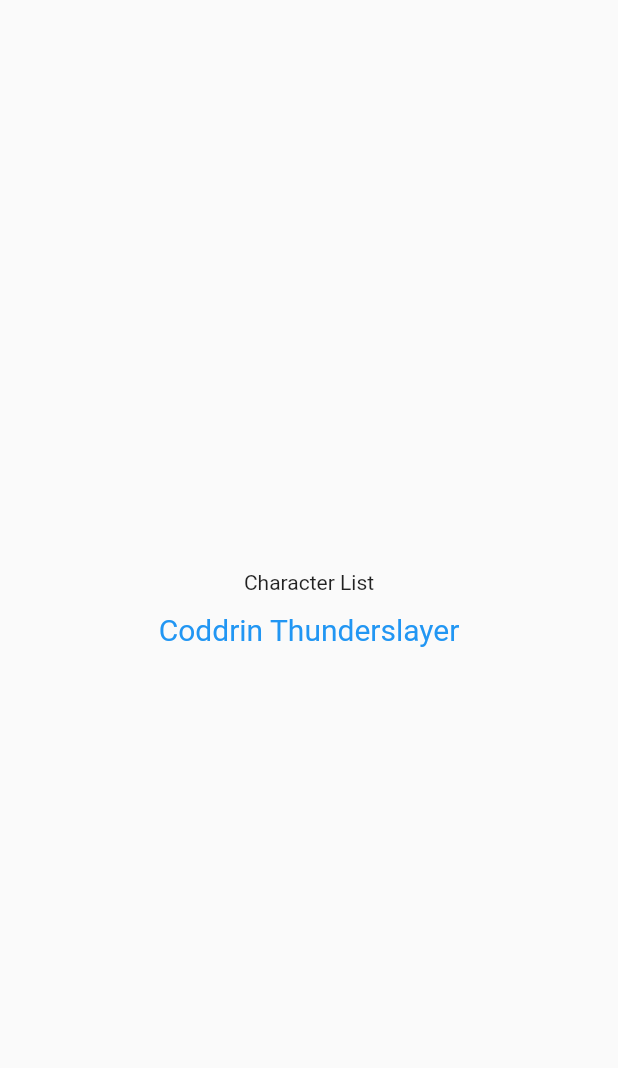
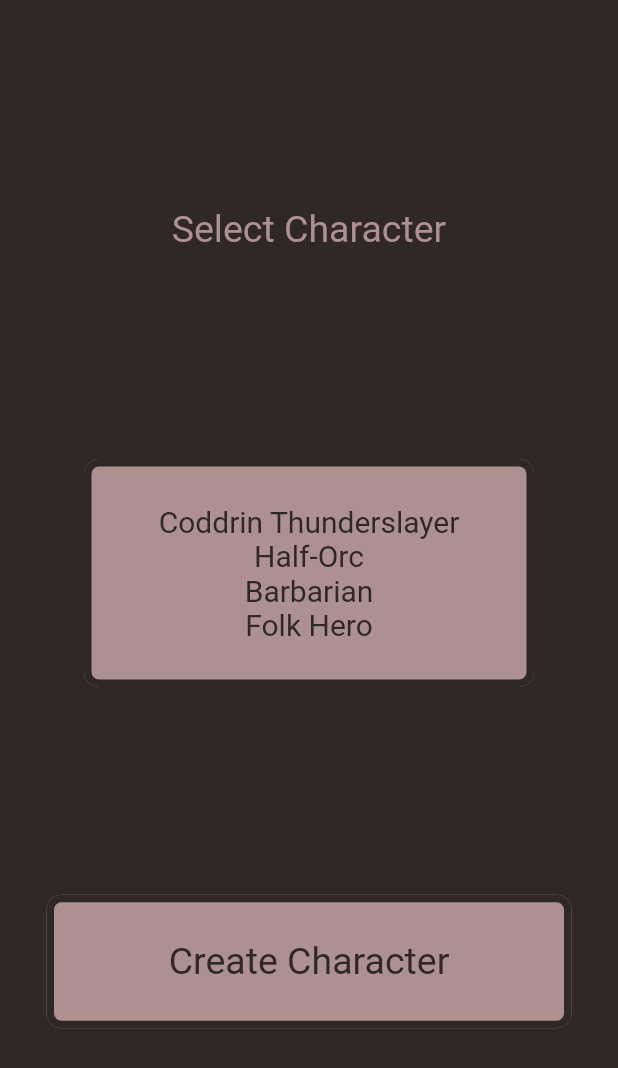
Before and after one commit to EvanMarnik/dnd_character_sheet_app, a Flutter app: the screen it shows after launch, on a phone screen of 412 x 824 dp. Shown: the top 1068 px of the screen. Run offline on Flutter 3.47's test engine with Material 2 defaults, Android fonts, the phone set to English and light mode, and no system bars; Roboto replaces fonts that are missing (Lancelot).

Commit message:
Add more navigation and some styling

```diff
--- a/lib/main.dart
+++ b/lib/main.dart
@@ -13,11 +13,33 @@ class MyApp extends StatelessWidget {
   @override
   Widget build(BuildContext context) {
     return MaterialApp(
-        home: Scaffold(
-            body: CharacterListView(),
+      home: Scaffold(
+          body: CharacterListView(),
+      ),
+      onGenerateRoute: LocalRouter.Router.generateRoute,
+      initialRoute: listRoute,
+      theme: ThemeData(
+      scaffoldBackgroundColor: const Color(0xFF302727),
+
+        textTheme: const TextTheme(
+          bodyMedium: TextStyle(
+            color: Color(0xFF302727),
+            fontSize: 25,
+            fontFamily: 'Lancelot'
+          )
         ),
-        onGenerateRoute: LocalRouter.Router.generateRoute,
-        initialRoute: listRoute,
+        filledButtonTheme: FilledButtonThemeData(
+          style: FilledButton.styleFrom(
+            backgroundColor: const Color(0xFFAD9090),
+            foregroundColor: const Color(0xFF302727),
+            padding: const EdgeInsets.fromLTRB(30, 30, 30, 30),
+            shape: RoundedRectangleBorder(
+              borderRadius: BorderRadius.circular(10.0),
+            ),
+            side: const BorderSide(width: 5.0, color: Color(0xFF302727)),
+          ),
+        ),
+      ),
     );
 
   }
--- a/lib/view/character_creator_view.dart
+++ b/lib/view/character_creator_view.dart
@@ -4,6 +4,25 @@ class CharacterCreatorView extends StatelessWidget {
   @override
   Widget build(BuildContext context) {
     // TODO: implement build
-    throw UnimplementedError();
+    return Scaffold(
+        appBar: AppBar(
+          backgroundColor: const Color(0xFF0099a9),
+          title: const Text('Character Creator'),
+        ),
+        body: const Center(
+          child: Column(
+              mainAxisAlignment: MainAxisAlignment.center,
+              crossAxisAlignment: CrossAxisAlignment.center,
+              children: <Widget>[
+                Text(
+                  'Under Development',
+                  style: TextStyle(
+                    color: Color(0xFFAD9090),
+                  ),
+                )
+              ]
+          )
+        )
+    );
   }
 }
--- a/lib/view/character_list_view.dart
+++ b/lib/view/character_list_view.dart
@@ -8,20 +8,55 @@ class CharacterListView extends StatelessWidget {
     return Scaffold(
       body: Center(
         child: Column(
+          mainAxisAlignment: MainAxisAlignment.spaceEvenly,
+          crossAxisAlignment: CrossAxisAlignment.center,
+          children: <Widget>[
+            const Text(
+              'Select Character',
+              style: TextStyle(
+                color: Color(0xFFAD9090),
+              ),
+            ),
+            Row(
               mainAxisAlignment: MainAxisAlignment.center,
               crossAxisAlignment: CrossAxisAlignment.center,
               children: <Widget>[
-            const Text('Character List'),
-            TextButton(
-              style: TextButton.styleFrom(
+                SizedBox(
+                  width: 300,
+                  child: FilledButton(
+                    style: FilledButton.styleFrom(
                       textStyle: const TextStyle(fontSize: 20),
                     ),
                     onPressed: (){
                       Navigator.pushNamed(context, sheetRoute, arguments: 0);
                     },
-              child: const Text('Coddrin Thunderslayer'),
+                    child: const Text(
+                        'Coddrin Thunderslayer\nHalf-Orc\nBarbarian\nFolk Hero',
+                        textAlign: TextAlign.center
+                    ),
+                  ),
+                ),
+              ]
+            ),
+            Row(
+              mainAxisAlignment: MainAxisAlignment.center,
+              crossAxisAlignment: CrossAxisAlignment.center,
+              children: <Widget> [
+                SizedBox(
+                  width: 350,
+                  child: FilledButton(
+                    style: TextButton.styleFrom(
+                      textStyle: const TextStyle(fontSize: 25),
+                    ),
+                    onPressed: (){
+                      Navigator.pushNamed(context, creatorRoute, arguments: null);
+                    },
+                    child: const Text('Create Character'),
                   )
-          ],
+                )
+              ]
+            ),
+          ]
         )
       ),
     );
--- a/pubspec.yaml
+++ b/pubspec.yaml
@@ -89,3 +89,7 @@ flutter:
   #
   # For details regarding fonts from package dependencies,
   # see https://flutter.dev/custom-fonts/#from-packages
+fonts:
+   - family: Lancelot
+     fonts:
+       - asset: fonts/Lancelot-Regular.ttf
```
Also changed, not shown: fonts/Lancelot-Regular.ttf (added). Lines whose indentation alone changed are shown as unchanged.
